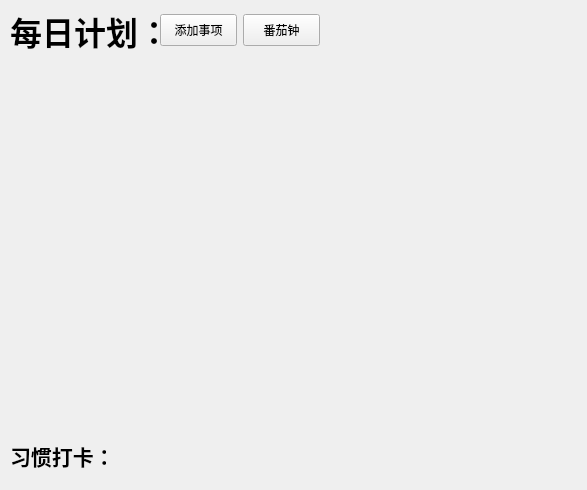
The window that dailyplan.ui (zajuak/TriDoS) describes before a commit, drawn with Qt 5.
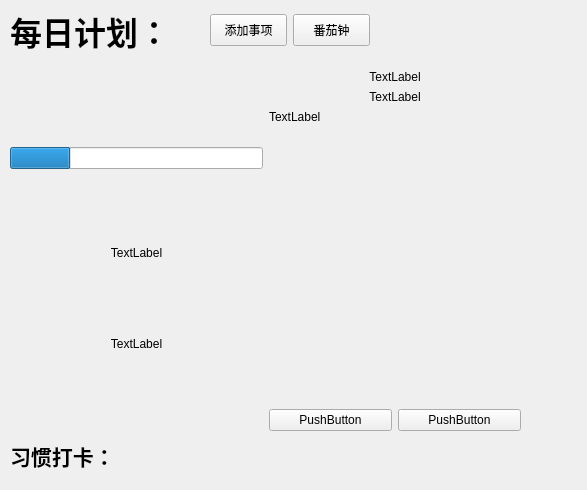
The same window after the commit.

Patch:
```diff
--- a/dailyplan.ui
+++ b/dailyplan.ui
@@ -41,7 +41,7 @@
   <widget class="QWidget" name="horizontalLayoutWidget">
    <property name="geometry">
     <rect>
-     <x>160</x>
+     <x>210</x>
      <y>10</y>
      <width>160</width>
      <height>41</height>
@@ -81,7 +81,7 @@
     <rect>
      <x>10</x>
      <y>440</y>
-     <width>96</width>
+     <width>151</width>
      <height>32</height>
     </rect>
    </property>
@@ -95,6 +95,164 @@
     <string>&lt;html&gt;&lt;head/&gt;&lt;body&gt;&lt;p&gt;&lt;span style=&quot; font-size:16pt; font-weight:700;&quot;&gt;习惯打卡：&lt;/span&gt;&lt;/p&gt;&lt;/body&gt;&lt;/html&gt;</string>
    </property>
   </widget>
+  <widget class="QWidget" name="horizontalLayoutWidget_2">
+   <property name="geometry">
+    <rect>
+     <x>10</x>
+     <y>70</y>
+     <width>511</width>
+     <height>361</height>
+    </rect>
+   </property>
+   <layout class="QGridLayout" name="mainLayout">
+    <item row="0" column="1">
+     <layout class="QVBoxLayout" name="DetailLayout">
+      <item>
+       <widget class="QLabel" name="IssueTitle">
+        <property name="sizePolicy">
+         <sizepolicy hsizetype="Preferred" vsizetype="Fixed">
+          <horstretch>0</horstretch>
+          <verstretch>0</verstretch>
+         </sizepolicy>
+        </property>
+        <property name="text">
+         <string>TextLabel</string>
+        </property>
+        <property name="alignment">
+         <set>Qt::AlignmentFlag::AlignCenter</set>
+        </property>
+       </widget>
+      </item>
+      <item>
+       <widget class="QLabel" name="IssueDura">
+        <property name="sizePolicy">
+         <sizepolicy hsizetype="Preferred" vsizetype="Maximum">
+          <horstretch>0</horstretch>
+          <verstretch>0</verstretch>
+         </sizepolicy>
+        </property>
+        <property name="text">
+         <string>TextLabel</string>
+        </property>
+        <property name="alignment">
+         <set>Qt::AlignmentFlag::AlignCenter</set>
+        </property>
+       </widget>
+      </item>
+      <item>
+       <widget class="QLabel" name="IssueDetail">
+        <property name="sizePolicy">
+         <sizepolicy hsizetype="Preferred" vsizetype="Expanding">
+          <horstretch>0</horstretch>
+          <verstretch>0</verstretch>
+         </sizepolicy>
+        </property>
+        <property name="text">
+         <string>TextLabel</string>
+        </property>
+        <property name="scaledContents">
+         <bool>true</bool>
+        </property>
+        <property name="alignment">
+         <set>Qt::AlignmentFlag::AlignLeading|Qt::AlignmentFlag::AlignLeft|Qt::AlignmentFlag::AlignTop</set>
+        </property>
+       </widget>
+      </item>
+      <item>
+       <layout class="QHBoxLayout" name="OperatorLayout">
+        <item>
+         <widget class="QPushButton" name="ModiIssue">
+          <property name="sizePolicy">
+           <sizepolicy hsizetype="Preferred" vsizetype="Fixed">
+            <horstretch>0</horstretch>
+            <verstretch>0</verstretch>
+           </sizepolicy>
+          </property>
+          <property name="layoutDirection">
+           <enum>Qt::LayoutDirection::LeftToRight</enum>
+          </property>
+          <property name="text">
+           <string>PushButton</string>
+          </property>
+         </widget>
+        </item>
+        <item>
+         <widget class="QPushButton" name="pushButton_2">
+          <property name="text">
+           <string>PushButton</string>
+          </property>
+         </widget>
+        </item>
+       </layout>
+      </item>
+     </layout>
+    </item>
+    <item row="0" column="0">
+     <layout class="QVBoxLayout" name="ScheduleLayout" stretch="0,0,0">
+      <property name="spacing">
+       <number>0</number>
+      </property>
+      <property name="sizeConstraint">
+       <enum>QLayout::SizeConstraint::SetDefaultConstraint</enum>
+      </property>
+      <item>
+       <widget class="QProgressBar" name="TimeProgress">
+        <property name="sizePolicy">
+         <sizepolicy hsizetype="Preferred" vsizetype="Fixed">
+          <horstretch>0</horstretch>
+          <verstretch>0</verstretch>
+         </sizepolicy>
+        </property>
+        <property name="value">
+         <number>24</number>
+        </property>
+        <property name="alignment">
+         <set>Qt::AlignmentFlag::AlignCenter</set>
+        </property>
+        <property name="textVisible">
+         <bool>false</bool>
+        </property>
+        <property name="orientation">
+         <enum>Qt::Orientation::Horizontal</enum>
+        </property>
+       </widget>
+      </item>
+      <item>
+       <widget class="QLabel" name="NowTime">
+        <property name="sizePolicy">
+         <sizepolicy hsizetype="Preferred" vsizetype="Fixed">
+          <horstretch>0</horstretch>
+          <verstretch>0</verstretch>
+         </sizepolicy>
+        </property>
+        <property name="text">
+         <string>TextLabel</string>
+        </property>
+        <property name="alignment">
+         <set>Qt::AlignmentFlag::AlignCenter</set>
+        </property>
+       </widget>
+      </item>
+      <item>
+       <widget class="QLabel" name="DayOnShow">
+        <property name="sizePolicy">
+         <sizepolicy hsizetype="Preferred" vsizetype="Maximum">
+          <horstretch>0</horstretch>
+          <verstretch>0</verstretch>
+         </sizepolicy>
+        </property>
+        <property name="text">
+         <string>TextLabel</string>
+        </property>
+        <property name="alignment">
+         <set>Qt::AlignmentFlag::AlignCenter</set>
+        </property>
+       </widget>
+      </item>
+     </layout>
+    </item>
+   </layout>
+  </widget>
  </widget>
  <resources/>
  <connections/>
```
Left out of the diff: 4 changed lines with no effect on the pictures.
